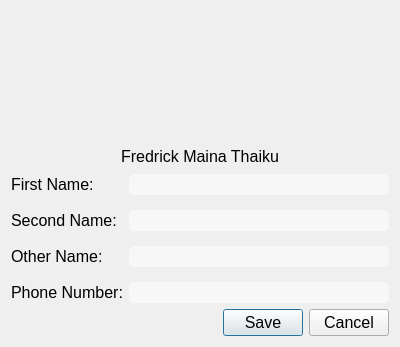
This is UI/updateprofile.ui in thaikum/Library-management as Qt 5 draws it before an edit. The edited form follows.
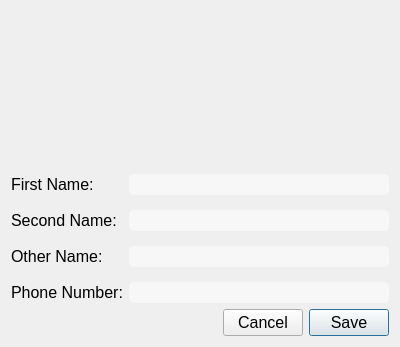
This is the edited form. Icons and pictures are not drawn.

```diff
--- a/UI/updateprofile.ui
+++ b/UI/updateprofile.ui
@@ -65,7 +65,7 @@
           </size>
          </property>
          <property name="text">
-          <string>Fredrick Maina Thaiku</string>
+          <string/>
          </property>
          <property name="alignment">
           <set>Qt::AlignCenter</set>
@@ -124,14 +124,38 @@
     </layout>
    </item>
    <item>
-    <widget class="QDialogButtonBox" name="buttonBox">
-     <property name="orientation">
-      <enum>Qt::Horizontal</enum>
-     </property>
-     <property name="standardButtons">
-      <set>QDialogButtonBox::Cancel|QDialogButtonBox::Save</set>
-     </property>
-    </widget>
+    <layout class="QHBoxLayout" name="horizontalLayout">
+     <item>
+      <spacer name="horizontalSpacer">
+       <property name="orientation">
+        <enum>Qt::Horizontal</enum>
+       </property>
+       <property name="sizeHint" stdset="0">
+        <size>
+         <width>40</width>
+         <height>20</height>
+        </size>
+       </property>
+      </spacer>
+     </item>
+     <item>
+      <widget class="QPushButton" name="pushButton_2">
+       <property name="text">
+        <string>Cancel</string>
+       </property>
+       <property name="autoDefault">
+        <bool>false</bool>
+       </property>
+      </widget>
+     </item>
+     <item>
+      <widget class="QPushButton" name="btnUpdateProfile">
+       <property name="text">
+        <string>Save</string>
+       </property>
+      </widget>
+     </item>
+    </layout>
    </item>
   </layout>
  </widget>
```
Left out of the diff: 38 changed lines with no effect on the pictures.
